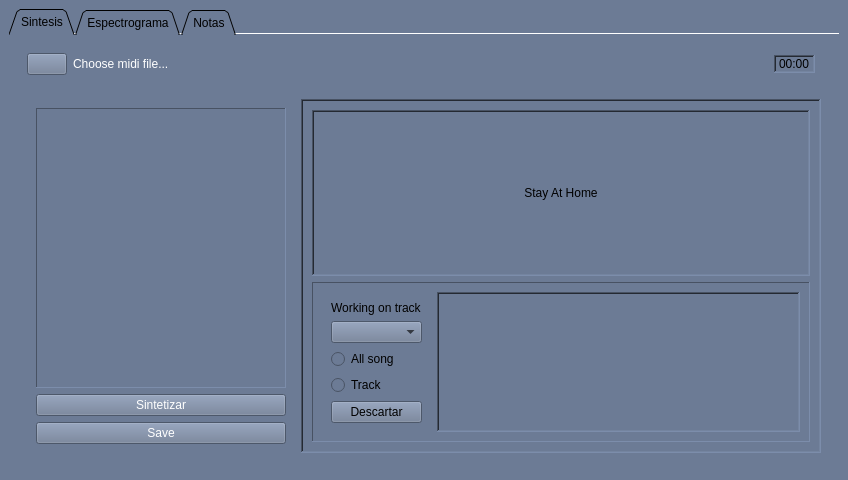
Before: the Qt Designer form ProgramaPrincipal/FrontEnd/designer/main_window.ui in grupo-1-ASSD-E2/ASSD-TP2, drawn with Qt 5.
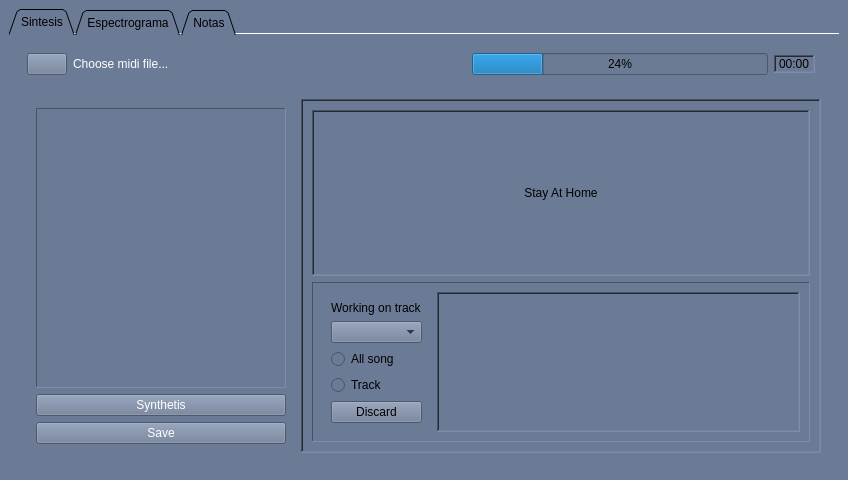
After: the same form once the commit is applied. The open tabs and pages were chosen to show the change. Icons and pictures are not drawn. Custom widgets are drawn as their Qt base class.

Patch:
```diff
--- a/ProgramaPrincipal/FrontEnd/designer/main_window.ui
+++ b/ProgramaPrincipal/FrontEnd/designer/main_window.ui
@@ -132,6 +132,16 @@
              </property>
             </spacer>
            </item>
+           <item>
+            <widget class="QProgressBar" name="progress_bar">
+             <property name="value">
+              <number>24</number>
+             </property>
+             <property name="format">
+              <string>%p%</string>
+             </property>
+            </widget>
+           </item>
            <item>
             <widget class="QLabel" name="count_down">
              <property name="sizePolicy">
@@ -265,7 +275,7 @@
                  <string notr="true">color: rgb(255, 255, 255);</string>
                 </property>
                 <property name="text">
-                 <string>Sintetizar</string>
+                 <string>Synthetis</string>
                 </property>
                </widget>
               </item>
@@ -389,7 +399,7 @@
                      <item>
                       <widget class="QPushButton" name="discard_effect">
                        <property name="text">
-                        <string>Descartar</string>
+                        <string>Discard</string>
                        </property>
                       </widget>
                      </item>
```
Left out of the diff: 6 changed lines with no effect on the pictures.
